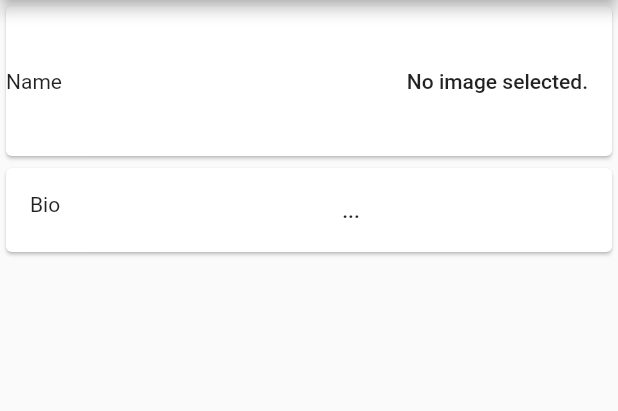
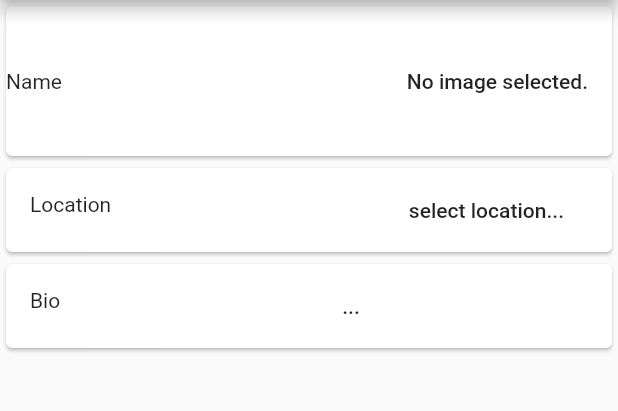
Before and after one commit to yaxinr/photographers, a Flutter app: the screen it shows after launch, on a phone screen of 412 x 824 dp, the part 84-495 px from its top. Run offline on Flutter 3.47's test engine with Material 2 defaults, Android fonts, the phone set to English and light mode, and no system bars; our stand-ins replace image_picker; missing offline and left inert: place_picker.

Commit message:
profile location editor

```diff
--- a/lib/main.dart
+++ b/lib/main.dart
@@ -3,6 +3,7 @@ import 'dart:io';
 import 'package:flutter/foundation.dart';
 import 'package:flutter/material.dart';
 import 'package:image_picker/image_picker.dart';
+import 'package:place_picker/place_picker.dart';
 
 void main() {
   //runApp(MaterialApp(home: Text('ss123')));
@@ -58,6 +59,7 @@ class ProfileWidget extends StatefulWidget {
 class _ProfileWidgetState extends State<ProfileWidget> {
   String _bio;
   File _image;
+  LocationResult _location;
 
   Future getImage() async {
     var image = await ImagePicker.pickImage(source: ImageSource.camera);
@@ -67,14 +69,16 @@ class _ProfileWidgetState extends State<ProfileWidget> {
     });
   }
 
+  Future showPlacePicker() async {
+    LocationResult result = await Navigator.of(context).push(MaterialPageRoute(
+        builder: (context) =>
+            PlacePicker("AIzaSyDBYhfd2OAaTUvce5omhI8Ih2qO5S6G7YA")));
+
+    setState(() => _location = result);
+  }
+
   @override
   Widget build(BuildContext context) {
-    // This method is rerun every time setState is called, for instance as done
-    // by the _incrementCounter method above.
-    //
-    // The Flutter framework has been optimized to make rerunning build methods
-    // fast, so that you can just rebuild anything that needs updating rather
-    // than having to individually change instances of widgets.
     return Scaffold(
       appBar: AppBar(
         // Here we take the value from the MyHomePage object that was created by
@@ -82,8 +86,6 @@ class _ProfileWidgetState extends State<ProfileWidget> {
         title: Text(widget.title),
       ),
       body: Center(
-        // Center is a layout widget. It takes a single child and positions it
-        // in the middle of the parent.
         child: Column(
           children: <Widget>[
             Card(
@@ -104,6 +106,20 @@ class _ProfileWidgetState extends State<ProfileWidget> {
                       ),
                     ),
                   ]),
+            ),
+            Card(
+              child: ListTile(
+                leading: Text('Location'),
+                trailing: FlatButton(
+                  onPressed: showPlacePicker,
+                  child: Text(
+                    // ignore: null_aware_in_condition
+                    _location?.city?.name?.isEmpty ?? true
+                        ? 'select location...'
+                        : '${_location.city.name}, ${_location.country.shortName}',
+                  ),
+                ),
+              ),
             ),
             Card(
               child: ListTile(
@@ -131,11 +147,6 @@ class _ProfileWidgetState extends State<ProfileWidget> {
           ],
         ),
       ),
-//      floatingActionButton: FloatingActionButton(
-//        onPressed: _incrementCounter,
-//        tooltip: 'Increment',
-//        child: Icon(Icons.add),
-//      ), // This trailing comma makes auto-formatting nicer for build methods.
     );
   }
 
--- a/pubspec.yaml
+++ b/pubspec.yaml
@@ -25,6 +25,7 @@ dependencies:
     sdk: flutter
   cupertino_icons: ^0.1.3
   image_picker: 0.6.6+4
+  place_picker: ^0.9.14
 dev_dependencies:
   flutter_test:
     sdk: flutter
```
Also changed, not shown: pubspec.lock, 2 other files.
